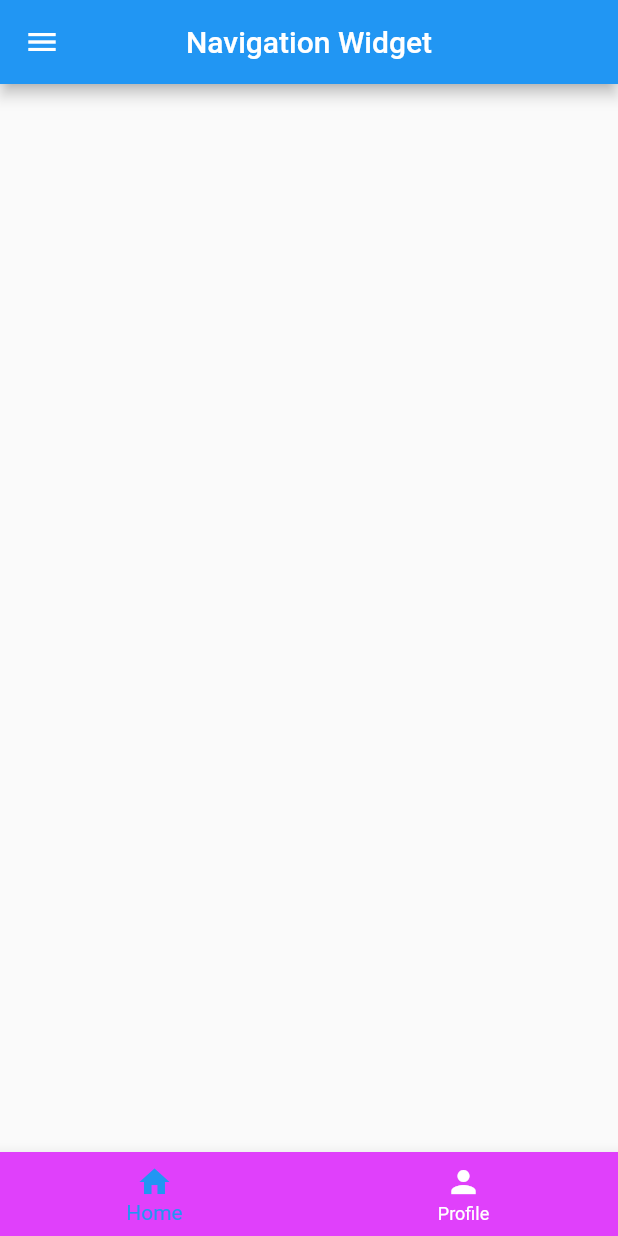
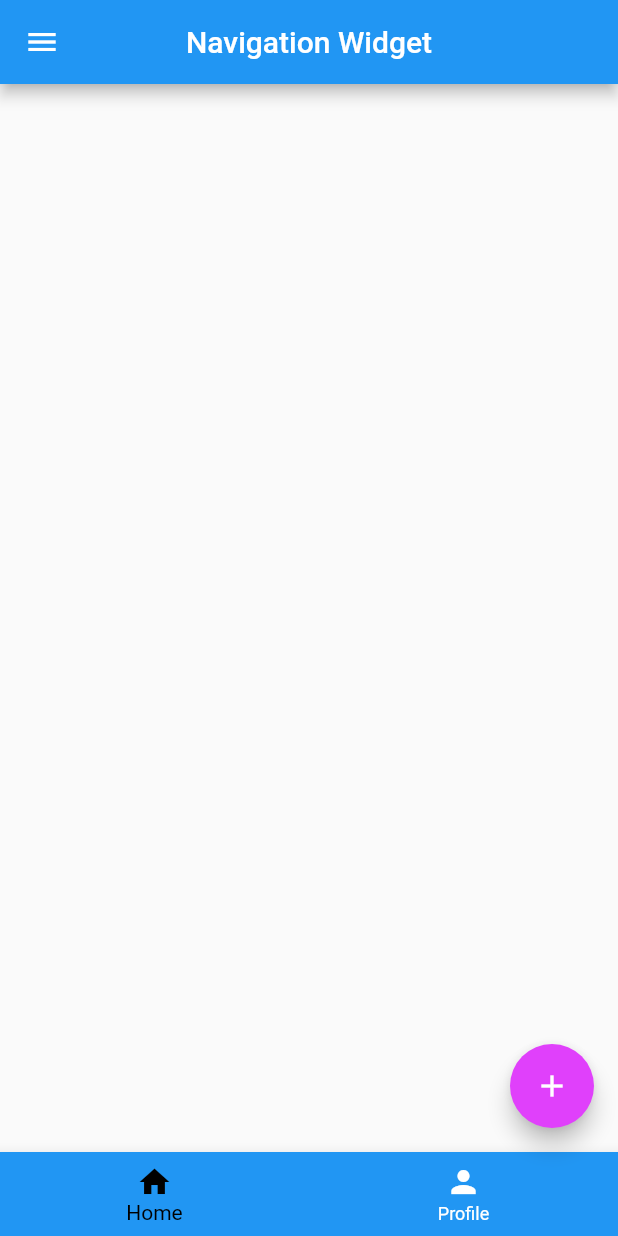
Before and after one commit to SalehAkramSifat/Flutter-Navigation-Widgets, a Flutter app: the screen it shows after launch, on a phone screen of 412 x 824 dp. Run offline on Flutter 3.47's test engine with Material 2 defaults, Android fonts, the phone set to English and light mode, and no system bars.

Commit message:
bottom action button submit

```diff
--- a/lib/main.dart
+++ b/lib/main.dart
@@ -1,5 +1,3 @@
-import 'dart:js';
-
 import 'package:flutter/material.dart';
 import 'package:flutter/services.dart';
 
@@ -32,14 +30,18 @@ class HomeActivity extends StatelessWidget{
           ListTile(leading: Icon(Icons.exit_to_app),title: Text("Exit"),onTap: (){Navigator.pop(context);},)
         ],)),
       bottomNavigationBar: BottomNavigationBar(
-        backgroundColor: Colors.purpleAccent,
-        selectedItemColor: Colors.blue,
+        backgroundColor: Colors.blue,
+        selectedItemColor: Colors.black,
         unselectedItemColor: Colors.white,
         items: const[
           BottomNavigationBarItem(icon: Icon(Icons.home),label: "Home"),
           BottomNavigationBarItem(icon: Icon(Icons.person), label: "Profile")
         ],),
+      floatingActionButton: FloatingActionButton(
+        onPressed: (){},child: Icon(Icons.add),
+        backgroundColor: Colors.purpleAccent,
+          foregroundColor: Colors.white,),
+    );
 
-    );
   }
 }
```
